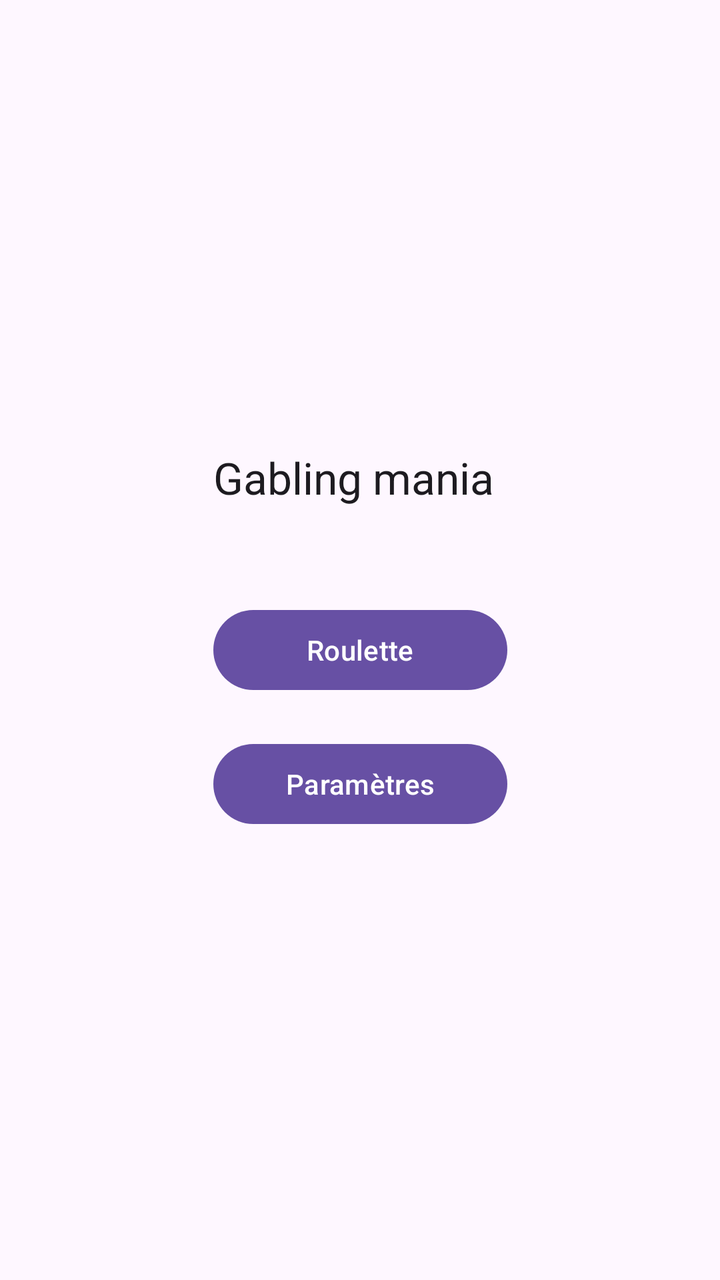
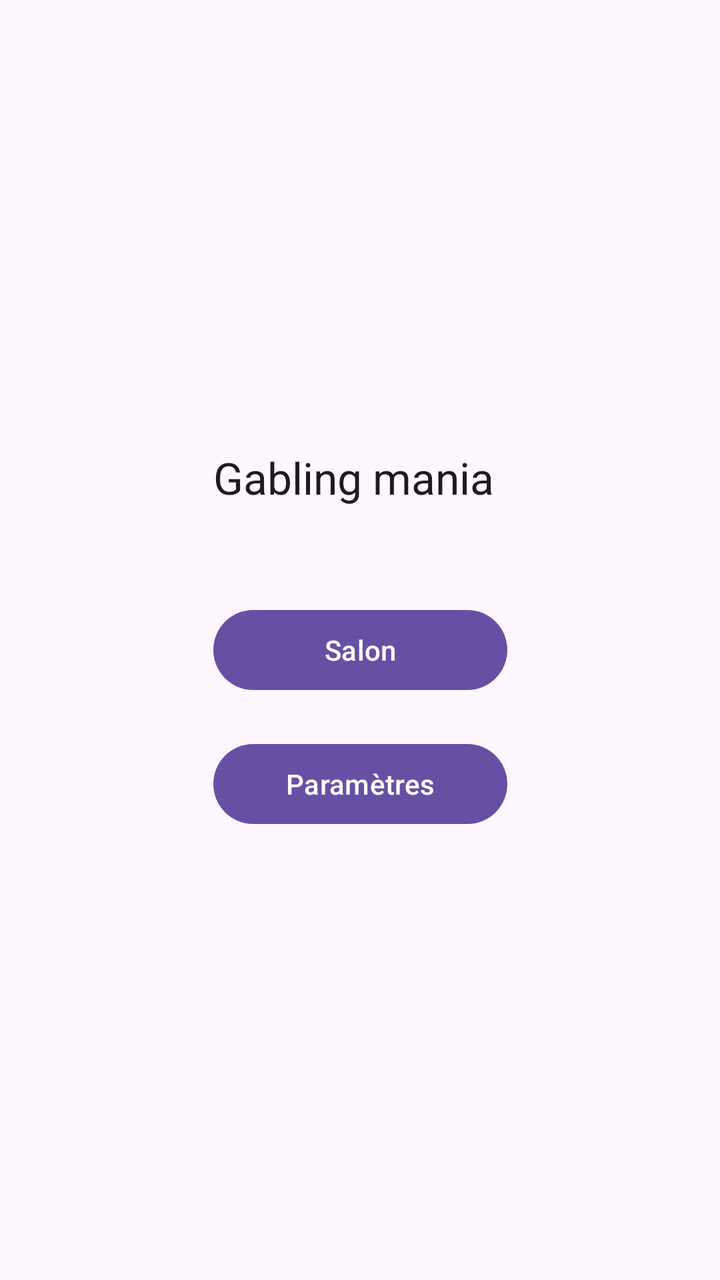

Two renders of the same Android screen: before a commit and after it. Below are the layout's source before the change and the commit's diff.
<!-- AndroidManifest.xml: application theme Theme.My_Application_Sandbox -->
<!-- res/layout/activity_main.xml -->
<?xml version="1.0" encoding="utf-8"?>
<androidx.constraintlayout.widget.ConstraintLayout xmlns:android="http://schemas.android.com/apk/res/android"
    xmlns:app="http://schemas.android.com/apk/res-auto"
    xmlns:tools="http://schemas.android.com/tools"
    android:id="@+id/main"
    android:layout_width="match_parent"
    android:layout_height="match_parent"
    android:visibility="visible">

    <LinearLayout
        android:id="@+id/list_button"
        android:layout_width="wrap_content"
        android:layout_height="wrap_content"
        android:orientation="vertical"
        app:layout_constraintBottom_toBottomOf="parent"
        app:layout_constraintEnd_toEndOf="parent"
        app:layout_constraintHorizontal_bias="0.5"
        app:layout_constraintStart_toStartOf="parent"
        app:layout_constraintTop_toTopOf="parent"
        app:layout_constraintVertical_bias="0.5">

        <TextView
            android:id="@+id/Title"
            android:layout_width="147dp"
            android:layout_height="28dp"
            android:text="Gabling mania"
            android:textAppearance="@style/TextAppearance.AppCompat.Large" />

        <Space
            android:layout_width="match_parent"
            android:layout_height="49dp" />

        <Button
            android:id="@+id/start_roulette"
            android:layout_width="match_parent"
            android:layout_height="wrap_content"
            android:onClick="enterRoulette"
            android:text="@string/jeu_un" />

        <Space
            android:layout_width="match_parent"
            android:layout_height="19dp" />

        <Button
            android:id="@+id/start_parametre"
            android:layout_width="match_parent"
            android:layout_height="wrap_content"
            android:text="@string/parameter_window" />
    </LinearLayout>

</androidx.constraintlayout.widget.ConstraintLayout>
<!-- resources referenced by this layout -->
<resources>
  <string name="jeu_un">Roulette</string>
  <string name="parameter_window">Paramètres</string>
  <style name="Theme.My_Application_Sandbox" parent="Base.Theme.My_Application_Sandbox" />
  <style name="Base.Theme.My_Application_Sandbox" parent="Theme.Material3.DayNight.NoActionBar">
          
          
      </style>
</resources>

<!-- the commit's change to res/layout/activity_main.xml (unified diff, before → after) -->
@@ -34,8 +34,8 @@
             android:id="@+id/start_roulette"
             android:layout_width="match_parent"
             android:layout_height="wrap_content"
-            android:onClick="enterRoulette"
-            android:text="@string/jeu_un" />
+            android:onClick="enterSalon"
+            android:text="@string/salon" />
 
         <Space
             android:layout_width="match_parent"
<!-- resource entries referenced after the edit -->
@@ -1,7 +1,7 @@
 <!-- resources referenced by this layout -->
 <resources>
-  <string name="jeu_un">Roulette</string>
   <string name="parameter_window">Paramètres</string>
+  <string name="salon">Salon</string>
   <style name="Theme.My_Application_Sandbox" parent="Base.Theme.My_Application_Sandbox" />
   <style name="Base.Theme.My_Application_Sandbox" parent="Theme.Material3.DayNight.NoActionBar">
           
